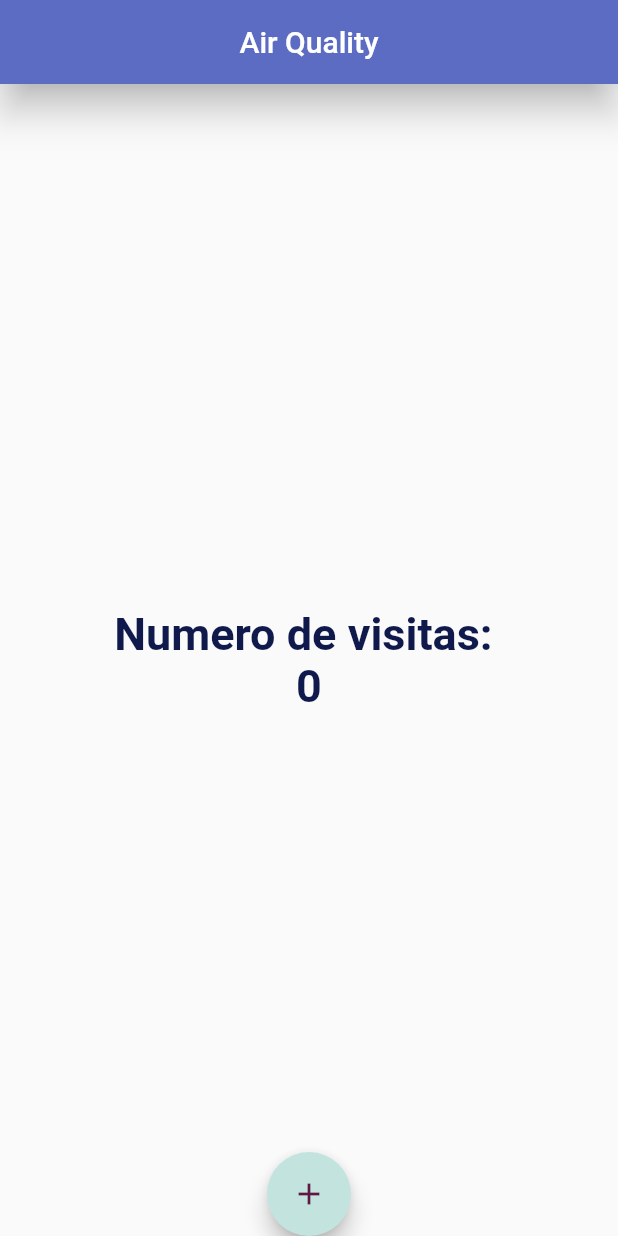
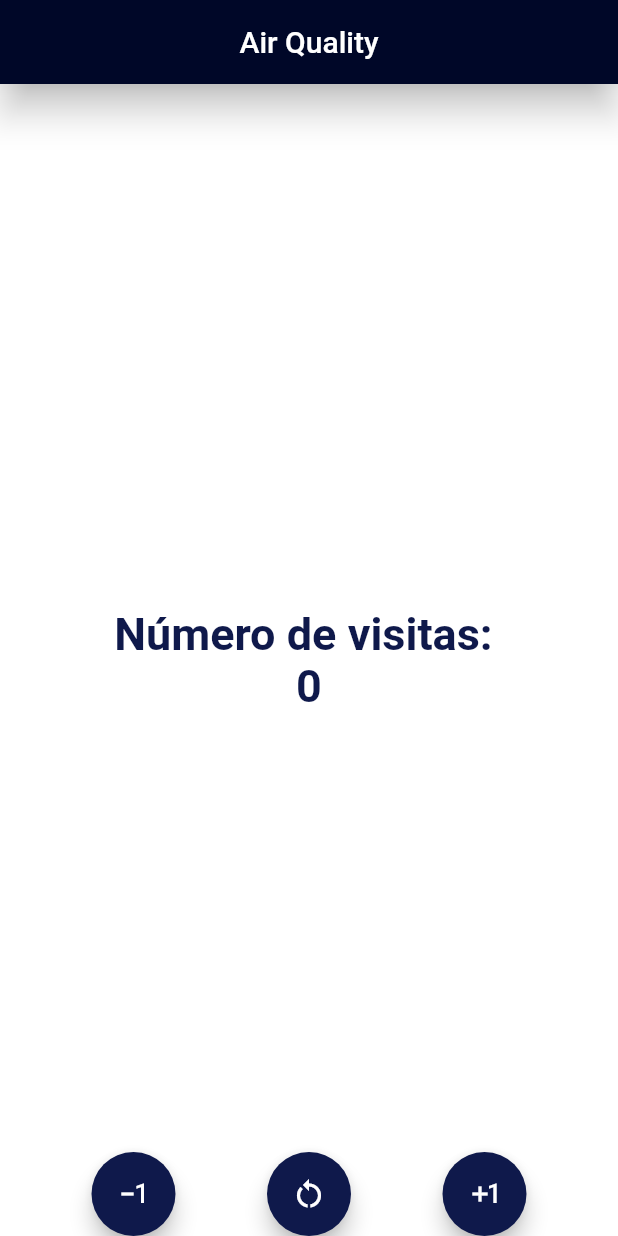
Before and after one commit to sam4ntha/counterApp, a Flutter app: the screen it shows after launch, on a phone screen of 412 x 824 dp. Run offline on Flutter 3.47's test engine with Material 2 defaults, Android fonts, the phone set to English and light mode, and no system bars.

Commit message:
Práctica 3: Counter App con StatefulWidget, 2

```diff
--- a/lib/main.dart
+++ b/lib/main.dart
@@ -1,4 +1,4 @@
-import 'package:counter_app/screens/home_screen.dart';
+import 'package:counter_app/screens/counter_screen.dart';
 import 'package:flutter/material.dart';
 
 void main(List<String> args) {
@@ -14,7 +14,7 @@ class MyApp extends StatelessWidget {
   Widget build(BuildContext context) {
     return const MaterialApp(
       debugShowCheckedModeBanner: false,
-      home: HomeScreeen(),
+      home: CounterScreen(),
     );
   }
 }
--- /dev/null
+++ b/lib/screens/counter_screen.dart
@@ -0,0 +1,108 @@
+import 'package:flutter/material.dart';
+
+class CounterScreen extends StatefulWidget {
+  const CounterScreen({super.key});
+
+  @override
+  State<CounterScreen> createState() => _CounterScreenState();
+}
+
+//Clase privada
+class _CounterScreenState extends State<CounterScreen> {
+  int contador = 0;
+  final TextStyle estiloTexto = const TextStyle(
+    fontSize: 30,
+    color: Color.fromARGB(255, 15, 25, 75),
+    fontWeight: FontWeight.bold,
+  );
+
+  void incrementar() {
+    contador++;
+    setState(() {});
+  }
+
+  void decrementar() {
+    contador--;
+    setState(() {});
+  }
+
+  void reiniciar() {
+    contador = 0;
+    setState(() {});
+  }
+
+  @override
+  Widget build(BuildContext context) {
+    return Scaffold(
+      appBar: AppBar(
+        backgroundColor: const Color.fromARGB(255, 0, 7, 40),
+        title: const Text('Air Quality'),
+        centerTitle: true,
+        elevation: 10,
+      ),
+      backgroundColor: const Color.fromARGB(255, 255, 255, 255),
+      body: Center(
+        child: Column(
+          mainAxisAlignment: MainAxisAlignment.center,
+          children: [
+            Text('Número de visitas: ', style: estiloTexto),
+            Text(
+              '$contador',
+              style: estiloTexto,
+            ),
+          ],
+        ),
+      ),
+      floatingActionButtonLocation: FloatingActionButtonLocation.centerDocked,
+      floatingActionButton: CustomFloatingActionButton(
+        decrease: decrementar,
+        increase: incrementar,
+        reset: reiniciar,
+      ),
+    );
+  }
+}
+
+class CustomFloatingActionButton extends StatelessWidget {
+  final Function increase;
+  final Function decrease;
+  final Function reset;
+
+  const CustomFloatingActionButton({
+    super.key,
+    required this.increase,
+    required this.decrease,
+    required this.reset,
+  });
+
+  @override
+  Widget build(BuildContext context) {
+    return Row(
+      mainAxisAlignment: MainAxisAlignment.spaceEvenly,
+      children: [
+        FloatingActionButton(
+          onPressed: () => decrease(), //usar funciones aque no tienen nombre
+          backgroundColor: const Color.fromARGB(255, 15, 25, 75),
+          foregroundColor: const Color.fromARGB(255, 255, 255, 255),
+          child: const Icon(Icons.exposure_minus_1),
+        ),
+        // const SizedBox(
+//width: 30,
+//),
+        FloatingActionButton(
+          onPressed: () => reset(),
+          backgroundColor: const Color.fromARGB(255, 15, 25, 75),
+          foregroundColor: const Color.fromARGB(255, 255, 255, 255),
+          child: const Icon(Icons.restart_alt),
+        ),
+        FloatingActionButton(
+          onPressed: () => increase(),
+          //
+          backgroundColor: const Color.fromARGB(255, 15, 25, 75),
+          foregroundColor: const Color.fromARGB(255, 255, 255, 255),
+          child: const Icon(Icons.exposure_plus_1),
+        ),
+      ],
+    );
+  }
+}
--- a/lib/screens/home_screen.dart
+++ b/lib/screens/home_screen.dart
@@ -1,7 +1,7 @@
 import 'package:flutter/material.dart';
 
-class HomeScreeen extends StatelessWidget {
-  const HomeScreeen({super.key});
+class HomeScreen extends StatelessWidget {
+  const HomeScreen({super.key});
 
   final TextStyle estiloTexto = const TextStyle(
     fontSize: 30,
@@ -17,7 +17,7 @@ class HomeScreeen extends StatelessWidget {
         title: const Text('Air Quality'),
         centerTitle: true,
         elevation: 10,
-        backgroundColor: Color.fromARGB(255, 91, 108, 194),
+        backgroundColor: const Color.fromARGB(255, 91, 108, 194),
       ),
       body: Center(
         child: Column(
@@ -35,11 +35,10 @@ class HomeScreeen extends StatelessWidget {
       floatingActionButton: FloatingActionButton(
         onPressed: () {
           contador++;
-          print('Tocaste el boton: $contador');
-          //
+          print('Tocaste el botón: $contador');
         },
-        backgroundColor: Color.fromARGB(255, 195, 228, 222),
-        foregroundColor: Color.fromARGB(255, 95, 25, 65),
+        backgroundColor: const Color.fromARGB(255, 161, 255, 238),
+        foregroundColor: const Color.fromARGB(255, 15, 25, 75),
         child: const Icon(Icons.add),
       ),
     );
```
